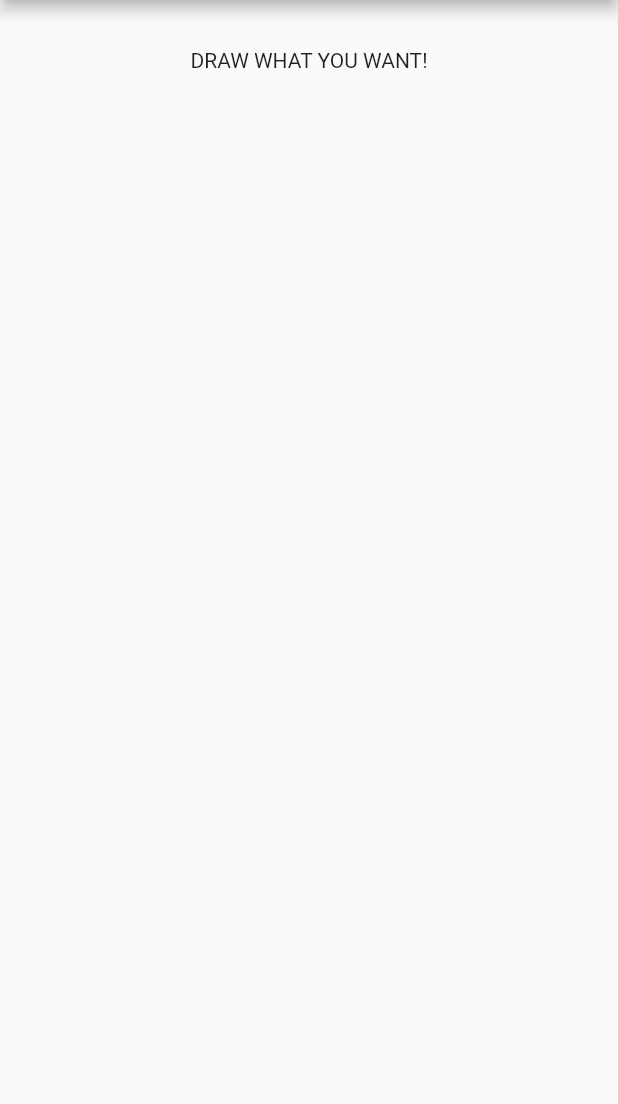
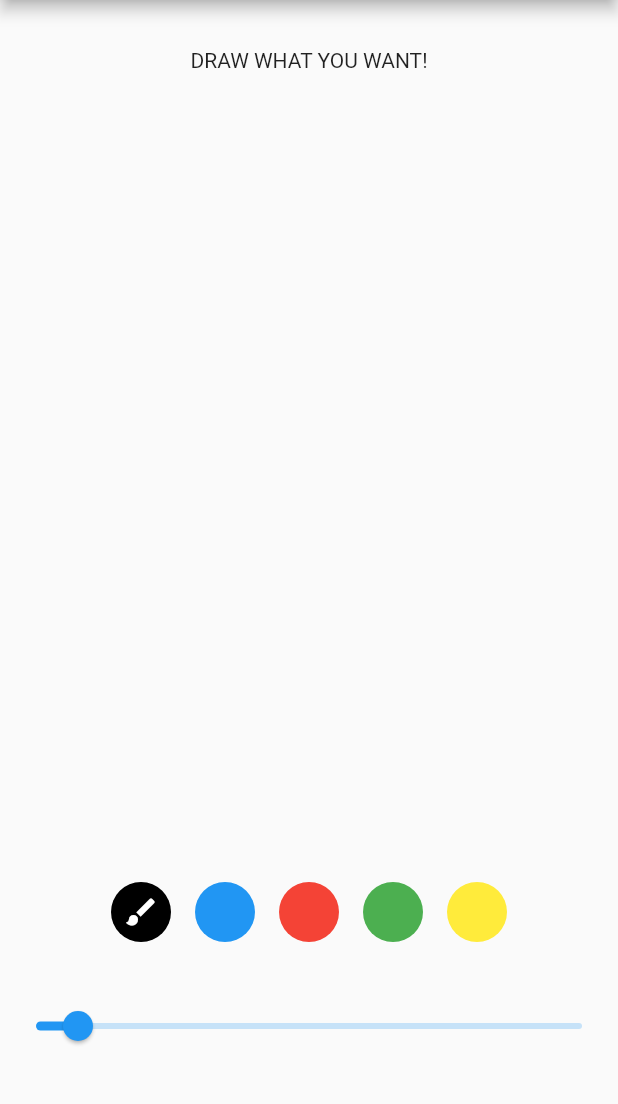
Before and after one commit to chooyan-eng/freehand_paint_practice, a Flutter app: the screen it shows after launch, on a phone screen of 412 x 824 dp, the part 84-1188 px from its top. Run offline on Flutter 3.47's test engine with Material 2 defaults, Android fonts, the phone set to English and light mode, and no system bars.

Commit message:
Add color and width configurations

```diff
--- a/lib/main.dart
+++ b/lib/main.dart
@@ -1,6 +1,7 @@
 import 'dart:math';
 
 import 'package:drawapp_practice/freehand_painter.dart';
+import 'package:drawapp_practice/stroke.dart';
 import 'package:flutter/material.dart';
 
 void main() {
@@ -26,22 +27,21 @@ class MyHomePage extends StatefulWidget {
 }
 
 class _MyHomePageState extends State<MyHomePage> {
-  final _strokes = <List<Point<double>>>[];
-  List<Point<double>> _currentStroke;
+  var _currentColor = Colors.black;
+  var _currentWidth = 4.0;
 
+  final _strokes = <Stroke>[];
   void _start() {
-    _currentStroke = <Point<double>>[];
-    _strokes.add(_currentStroke);
+    _strokes.add(Stroke(
+      color: _currentColor,
+      width: _currentWidth,
+    ));
   }
 
   void _add(double x, double y) {
     setState(() {
-      _currentStroke?.add(Point(x, y));
+      _strokes.last.points.add(Point(x, y));
     });
-  }
-
-  void _end() {
-    _currentStroke = null;
   }
 
   @override
@@ -70,13 +70,61 @@ class _MyHomePageState extends State<MyHomePage> {
                       details.localPosition.dy,
                     );
                   },
-                  onPanEnd: (details) => _end(),
                   child: CustomPaint(
                     painter: FreehandPainter(_strokes),
                   ),
                 ),
               ),
             ),
+            const SizedBox(height: 32),
+            Wrap(
+              spacing: 16,
+              children: [
+                Colors.black,
+                Colors.blue,
+                Colors.red,
+                Colors.green,
+                Colors.yellow
+              ].map(
+                (color) {
+                  return GestureDetector(
+                    onTap: () {
+                      setState(() {
+                        _currentColor = color;
+                      });
+                    },
+                    child: ClipRRect(
+                      borderRadius: BorderRadius.circular(20),
+                      child: Container(
+                        width: 40,
+                        height: 40,
+                        color: color,
+                        child: Center(
+                          child: _currentColor == color
+                              ? Icon(
+                                  Icons.brush,
+                                  color: Colors.white,
+                                )
+                              : SizedBox.shrink(),
+                        ),
+                      ),
+                    ),
+                  );
+                },
+              ).toList(),
+            ),
+            const SizedBox(height: 32),
+            Slider(
+              max: 40,
+              min: 1,
+              value: _currentWidth,
+              onChanged: (value) {
+                setState(() {
+                  _currentWidth = value;
+                });
+              },
+            ),
+            const SizedBox(height: 60),
           ],
         ),
       ),
--- /dev/null
+++ b/lib/stroke.dart
@@ -0,0 +1,14 @@
+import 'dart:math';
+
+import 'package:flutter/material.dart';
+
+class Stroke {
+  final List<Point<double>> points = [];
+  final Color color;
+  final double width;
+
+  Stroke({
+    this.color = Colors.black,
+    this.width = 4,
+  });
+}
--- a/pubspec.yaml
+++ b/pubspec.yaml
@@ -18,7 +18,7 @@ publish_to: 'none' # Remove this line if you wish to publish to pub.dev
 version: 1.0.0+1
 
 environment:
-  sdk: ">=2.7.0 <3.0.0"
+  sdk: ">=2.12.0 <3.0.0"
 
 dependencies:
   flutter:
```
Also changed, not shown: lib/freehand_painter.dart (+9 -7 lines), pubspec.lock.
